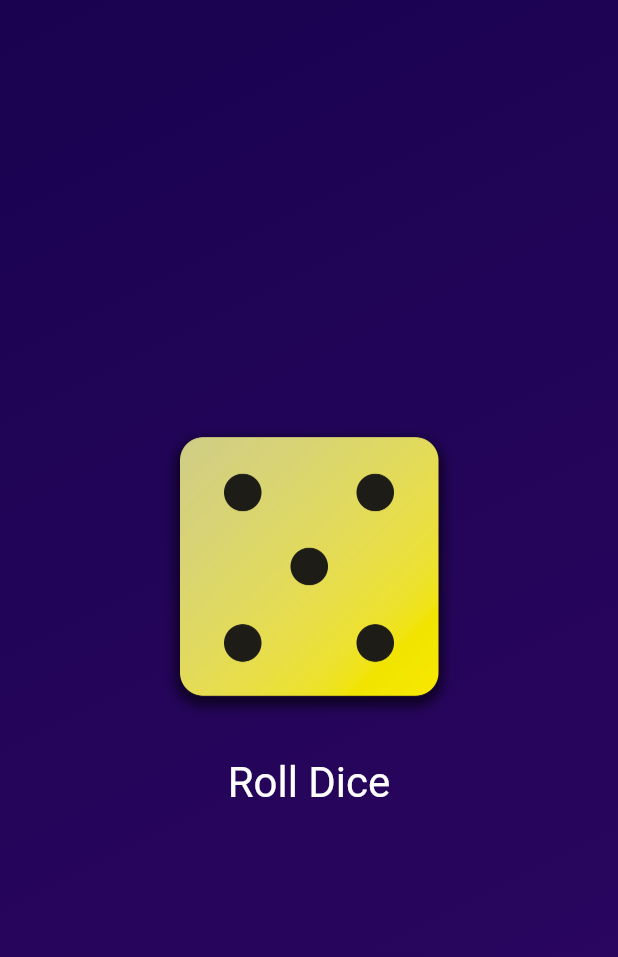
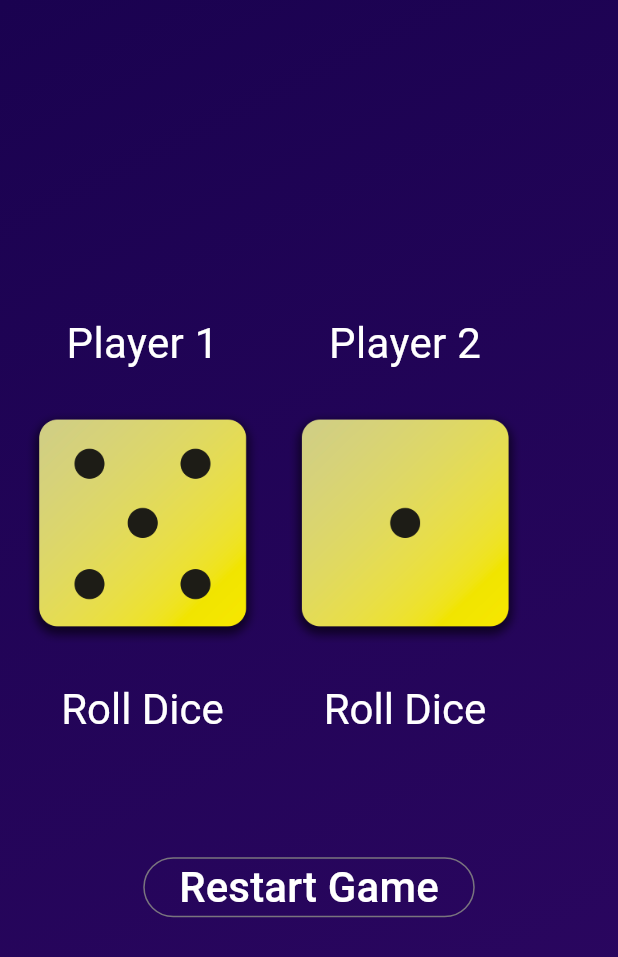
Before and after one commit to Waqas2332/Flutter-Development, a Flutter app: the screen it shows after launch, after a tap on "Roll Dice", on a phone screen of 412 x 824 dp. Shown: the top 957 px of the screen. Run offline on Flutter 3.47's test engine with Material 3 defaults, Android fonts, the phone set to English and light mode, and no system bars.

Commit message:
Enhanced Game with 2 player mode

```diff
--- /dev/null
+++ b/dice_game/lib/dice-game.dart
@@ -0,0 +1,94 @@
+import 'dart:math';
+
+import 'package:dice_game/dice-roller.dart';
+import 'package:dice_game/styled_text.dart';
+import 'package:flutter/material.dart';
+
+class DiceGame extends StatefulWidget {
+  const DiceGame({super.key});
+
+  @override
+  State<DiceGame> createState() {
+    return _DiceGame();
+  }
+}
+
+class _DiceGame extends State<DiceGame> {
+  var randomNum1 = 1;
+  var randomNum2 = 1;
+  String winner = "";
+  var isClicked1 = false;
+  var isClicked2 = false;
+
+  void rollDice1() {
+    if (!isClicked1) {
+      setState(() {
+        randomNum1 = Random().nextInt(6) + 1;
+        if (isClicked2) {
+          checkWinner();
+        }
+      });
+      isClicked1 = true;
+    } else {
+      print("You can only roll dice once");
+    }
+  }
+
+  void rollDice2() {
+    if (!isClicked2) {
+      setState(() {
+        randomNum2 = Random().nextInt(6) + 1;
+        if (isClicked1) {
+          checkWinner();
+        }
+      });
+      isClicked2 = true;
+    } else {
+      print("You can only roll dice once");
+    }
+  }
+
+  void checkWinner() {
+    if (randomNum1 > randomNum2) {
+      winner = "Player 1 Wins";
+    } else if (randomNum1 < randomNum2) {
+      winner = "Player 2 Wins";
+    } else {
+      winner = "Draw";
+    }
+  }
+
+  void restartGame() {
+    setState(() {
+      randomNum1 = 1;
+      randomNum2 = 1;
+      isClicked1 = false;
+      isClicked2 = false;
+      winner = "";
+    });
+  }
+
+  @override
+  Widget build(BuildContext context) {
+    return Column(mainAxisSize: MainAxisSize.min, children: [
+      Row(children: [
+        const SizedBox(
+          width: 15,
+        ),
+        DiceRoller(randomNum1, rollDice1, "Player 1"),
+        const SizedBox(
+          width: 15,
+        ),
+        DiceRoller(randomNum2, rollDice2, "Player 2"),
+      ]),
+      const SizedBox(
+        height: 30,
+      ),
+      StyledText(winner),
+      OutlinedButton(
+        onPressed: restartGame,
+        child: const StyledText("Restart Game"),
+      )
+    ]);
+  }
+}
--- a/dice_game/lib/dice-roller.dart
+++ b/dice_game/lib/dice-roller.dart
@@ -1,31 +1,25 @@
-import "dart:math";
+import 'package:dice_game/styled_text.dart';
 import 'package:flutter/material.dart';
 
-class DiceRoller extends StatefulWidget {
-  const DiceRoller({super.key});
-  @override
-  State<DiceRoller> createState() {
-    return _DiceRollerState();
-  }
-}
+class DiceRoller extends StatelessWidget {
+  const DiceRoller(this.randomNum, this.rollDice, this.playerText, {super.key});
 
-class _DiceRollerState extends State<DiceRoller> {
-  var activeImage = "assets/dice-2.png";
-  void rollDice() {
-    var diceNum = Random().nextInt(6) + 1;
-    setState(() {
-      activeImage = "assets/dice-$diceNum.png";
-    });
-  }
+  final int randomNum;
+  final void Function() rollDice;
+  final String playerText;
 
   @override
   Widget build(BuildContext context) {
     return Column(
       mainAxisSize: MainAxisSize.min,
       children: [
+        StyledText(playerText),
+        const SizedBox(
+          height: 20,
+        ),
         Image.asset(
-          activeImage,
-          width: 200,
+          "assets/dice-$randomNum.png",
+          width: 160,
         ),
         const SizedBox(
           height: 20,
--- a/dice_game/lib/gradient_container.dart
+++ b/dice_game/lib/gradient_container.dart
@@ -1,4 +1,4 @@
-import 'package:dice_game/dice-roller.dart';
+import 'package:dice_game/dice-game.dart';
 
 import 'package:flutter/material.dart';
 
@@ -23,7 +23,7 @@ class GradientContainer extends StatelessWidget {
         ),
       ),
       child: const Center(
-        child: DiceRoller(),
+        child: DiceGame(),
       ),
     );
   }
```
